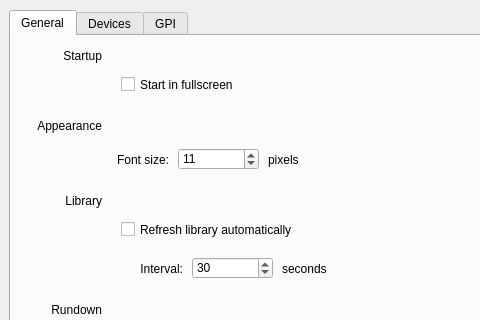
CasparCG/client, file src/Widgets/SettingsDialog.ui: the form before one commit; both pictures show x 0 to 480 and y 0 to 320 of the 700 by 757 pixel window.
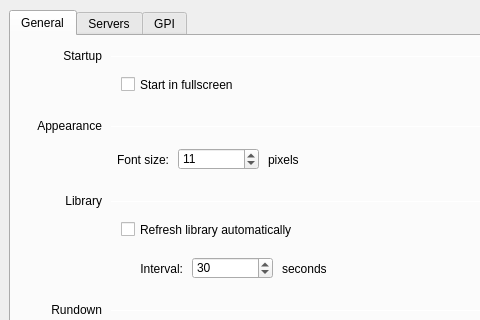
The form after the commit.

Patch:
```diff
--- a/src/Widgets/SettingsDialog.ui
+++ b/src/Widgets/SettingsDialog.ui
@@ -298,7 +298,7 @@
    </widget>
    <widget class="QWidget" name="tabDevices">
     <attribute name="title">
-     <string>Devices</string>
+     <string>Servers</string>
     </attribute>
     <widget class="QTreeWidget" name="treeWidgetDevice">
      <property name="geometry">
```
